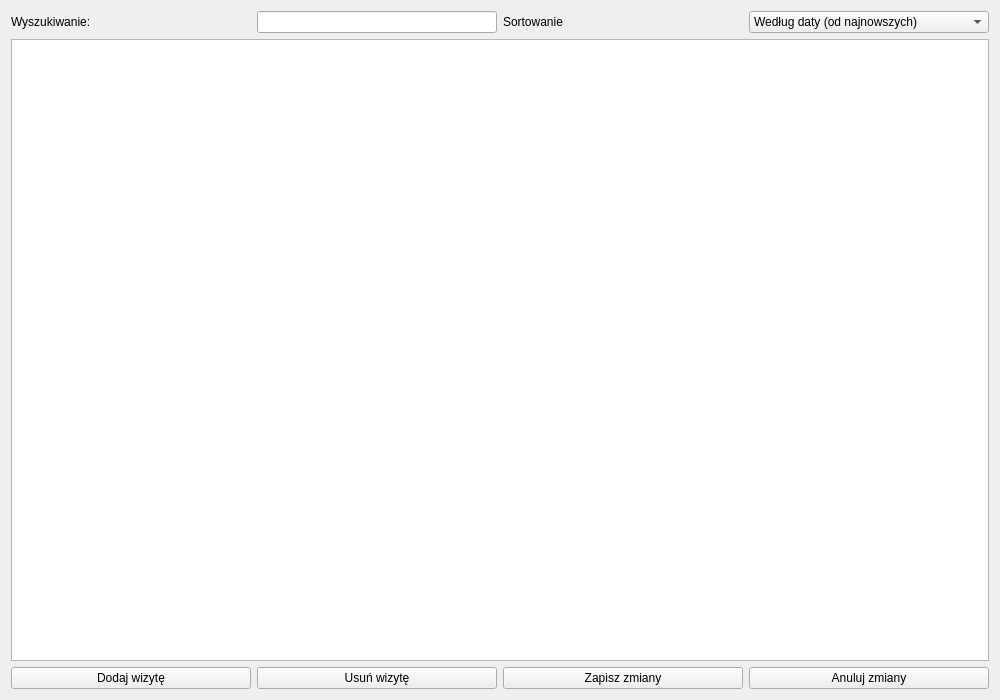
This is appointments.ui in dash205/Projekt_Fryzjer as Qt 5 draws it before an edit. The edited form follows.
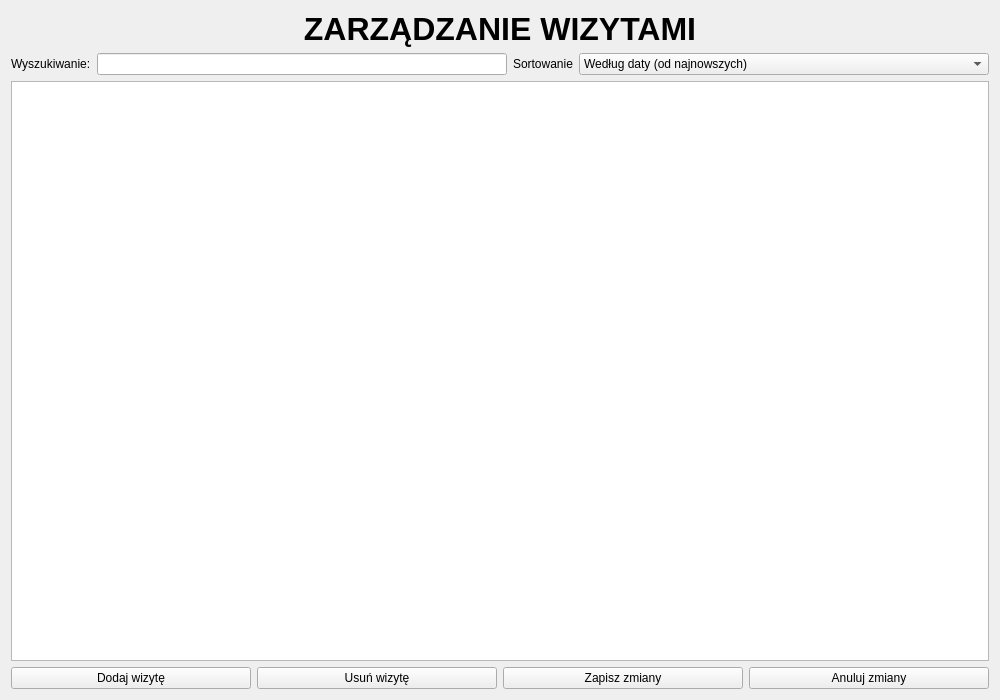
This is the edited form.

Commit message: scrollable notes

The edit to the form file:
```diff
--- a/appointments.ui
+++ b/appointments.ui
@@ -26,10 +26,32 @@
    <string>Appointments</string>
   </property>
   <layout class="QVBoxLayout" name="verticalLayout_2">
+   <item>
+    <widget class="QLabel" name="label">
+     <property name="font">
+      <font>
+       <pointsize>24</pointsize>
+       <bold>true</bold>
+      </font>
+     </property>
+     <property name="text">
+      <string>ZARZĄDZANIE WIZYTAMI</string>
+     </property>
+     <property name="textFormat">
+      <enum>Qt::TextFormat::AutoText</enum>
+     </property>
+     <property name="scaledContents">
+      <bool>false</bool>
+     </property>
+     <property name="alignment">
+      <set>Qt::AlignmentFlag::AlignCenter</set>
+     </property>
+    </widget>
+   </item>
    <item>
     <layout class="QVBoxLayout" name="verticalLayout">
      <item>
-      <layout class="QHBoxLayout" name="horizontalLayout_2" stretch="1,1,1,1">
+      <layout class="QHBoxLayout" name="horizontalLayout_2" stretch="0,1,0,1">
        <item>
         <widget class="QLabel" name="labelSearch">
          <property name="text">
```
The commit also changes 1 other file.
